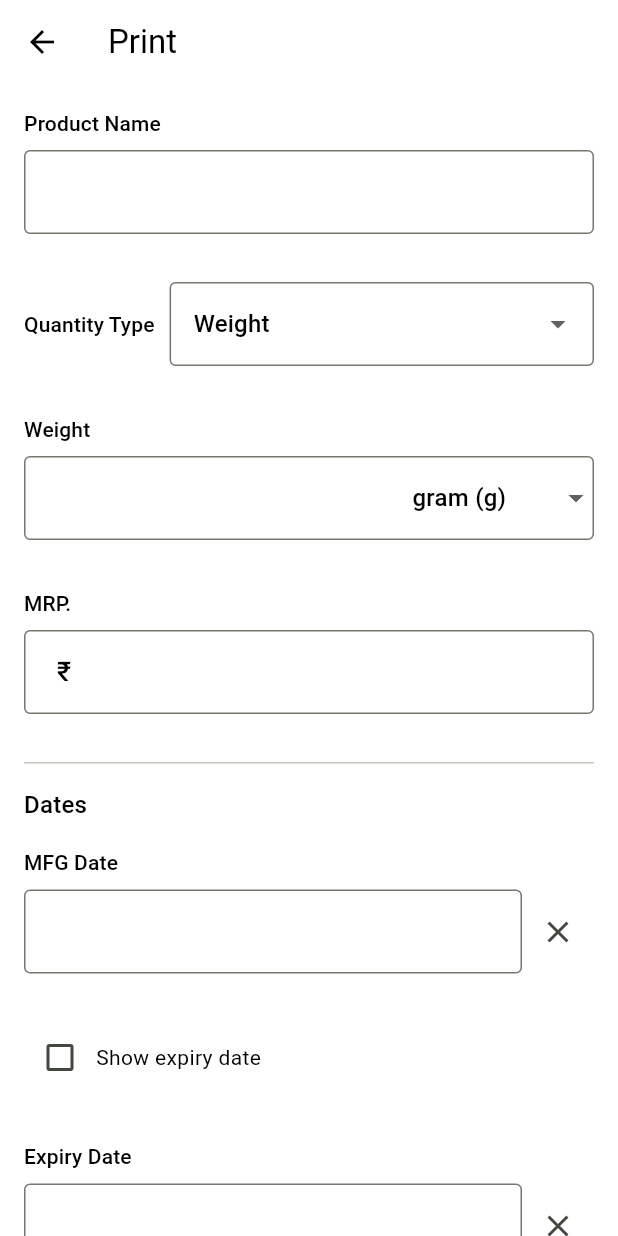
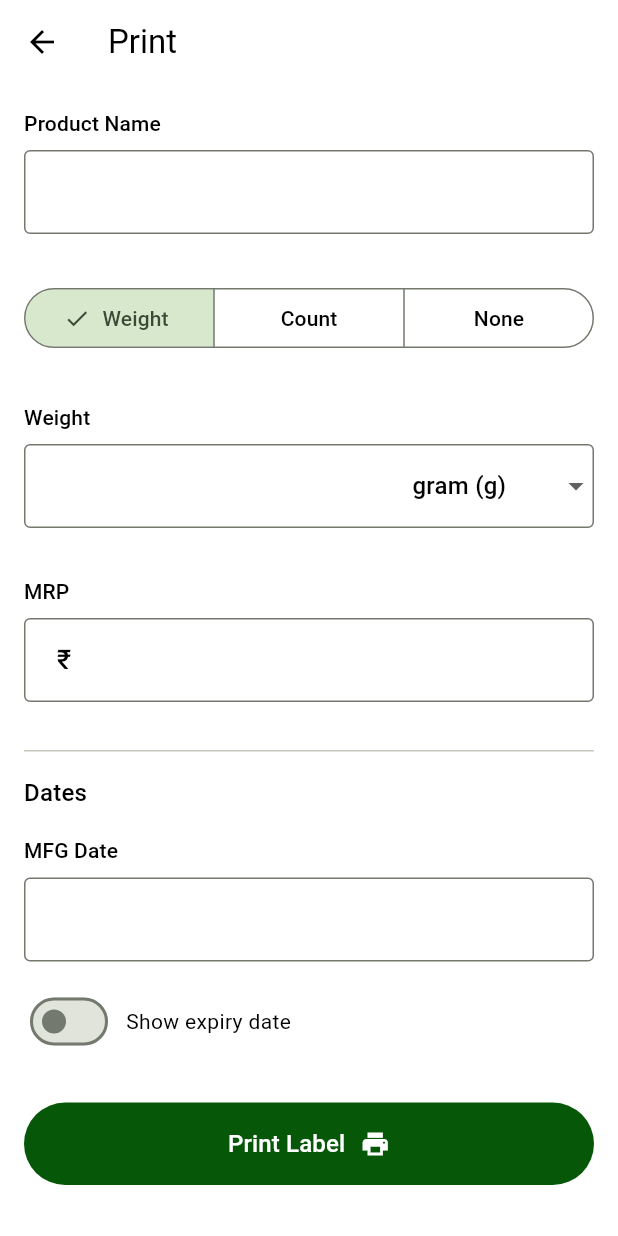
Before and after one commit to sarangnx/label_printer, a Flutter app: the screen it shows after launch, after a tap on an icon or button, on a phone screen of 412 x 824 dp. Run offline on Flutter 3.47's test engine with Material 3 defaults, Android fonts, the phone set to English and light mode, and no system bars; our stand-ins replace flex_color_scheme.

Commit message:
feat: show expiry date functionality added

```diff
--- a/lib/pages/print_form.dart
+++ b/lib/pages/print_form.dart
@@ -38,10 +38,12 @@ class _PrintForm extends StatefulWidget {
   State<_PrintForm> createState() => PrinterForm();
 }
 
+enum QuantityTypes { weight, count, none }
+
 class PrinterForm extends State<_PrintForm> {
   final _formKey = GlobalKey<FormState>();
 
-  String _quantityType = 'Weight';
+  QuantityTypes _quantityType = QuantityTypes.weight;
   String? _selectedUnit = 'g';
   DateTime? _mfgDateTime = DateTime.now();
   DateTime? _expiryDateTime = DateTime.now().add(Duration(days: 45));
@@ -131,47 +133,43 @@ class PrinterForm extends State<_PrintForm> {
 
             Padding(
               padding: const EdgeInsets.all(16.0),
-              child: Row(
-                spacing: 10,
-                children: [
-                  Text('Quantity Type', style: Theme.of(context).textTheme.labelLarge),
-                  Expanded(
-                    child: DropdownButtonFormField<String>(
-                      value: _quantityType,
-                      items: [
-                        DropdownMenuItem<String>(value: 'Weight', child: Text('Weight')),
-                        DropdownMenuItem<String>(value: 'Count', child: Text('Count')),
-                        DropdownMenuItem<String>(value: 'None', child: Text('None')),
+              child: SizedBox(
+                width: double.infinity, // Makes the SegmentedButton take full width
+                child: SegmentedButton<QuantityTypes>(
+                  multiSelectionEnabled: false,
+                  segments: const [
+                    ButtonSegment(value: QuantityTypes.weight, label: Text('Weight')),
+                    ButtonSegment(value: QuantityTypes.count, label: Text('Count')),
+                    ButtonSegment(value: QuantityTypes.none, label: Text('None')),
                   ],
-                      onChanged: (val) {
+                  selected: {_quantityType},
+                  onSelectionChanged: (Set<QuantityTypes> newSelection) {
                     setState(() {
-                          _quantityType = val as String;
-                          if (val == 'None') {
-                            _quantity.clear();
-                          }
+                      _quantityType = newSelection.first;
                     });
                   },
                 ),
               ),
-                ],
-              ),
             ),
 
             // Quantity
-            if (_quantityType != 'None')
+            if (_quantityType != QuantityTypes.none)
               Padding(
                 padding: const EdgeInsets.all(16.0),
                 child: Column(
                   crossAxisAlignment: CrossAxisAlignment.start,
                   spacing: 8,
                   children: [
-                    Text(_quantityType, style: Theme.of(context).textTheme.labelLarge),
+                    Text(
+                      _quantityType == QuantityTypes.weight ? 'Weight' : 'Count',
+                      style: Theme.of(context).textTheme.labelLarge,
+                    ),
                     TextFormField(
                       onChanged: (value) => setState(() {}),
                       decoration: InputDecoration(
-                        enabled: _quantityType != 'None',
+                        enabled: _quantityType != QuantityTypes.none,
                         suffixIcon:
-                            _quantityType == 'Weight'
+                            _quantityType == QuantityTypes.weight
                                 ? Row(
                                   mainAxisSize: MainAxisSize.min, // Ensures the row takes minimal space
                                   children: [
@@ -205,7 +203,7 @@ class PrinterForm extends State<_PrintForm> {
                 crossAxisAlignment: CrossAxisAlignment.start,
                 spacing: 8,
                 children: [
-                  Text('MRP.', style: Theme.of(context).textTheme.labelLarge),
+                  Text('MRP', style: Theme.of(context).textTheme.labelLarge),
                   TextFormField(
                     focusNode: _mrpFocus,
                     onChanged: (value) => setState(() {}),
@@ -266,6 +264,7 @@ class PrinterForm extends State<_PrintForm> {
                           ),
                         ),
                       ),
+                      if (_mfgDate.text.isNotEmpty)
                         IconButton(
                           icon: const Icon(Icons.clear),
                           onPressed: () {
@@ -282,14 +281,15 @@ class PrinterForm extends State<_PrintForm> {
             ),
 
             Padding(
-              padding: const EdgeInsets.all(16.0),
+              padding: const EdgeInsets.symmetric(horizontal: 16.0),
               child: Row(
+                spacing: 8,
                 children: [
-                  Checkbox(
+                  Switch(
                     value: _showExpiryDate,
                     onChanged: (value) {
                       setState(() {
-                        _showExpiryDate = value!;
+                        _showExpiryDate = value;
                       });
                     },
                   ),
@@ -298,6 +298,7 @@ class PrinterForm extends State<_PrintForm> {
               ),
             ),
 
+            if (_showExpiryDate)
               Padding(
                 padding: const EdgeInsets.all(16.0),
                 child: Column(
@@ -317,6 +318,7 @@ class PrinterForm extends State<_PrintForm> {
                             ),
                           ),
                         ),
+                        if (_expiryDate.text.isNotEmpty)
                           IconButton(
                             icon: const Icon(Icons.clear),
                             onPressed: () {
@@ -333,7 +335,7 @@ class PrinterForm extends State<_PrintForm> {
               ),
 
             Padding(
-              padding: const EdgeInsets.all(16.0),
+              padding: const EdgeInsets.only(left: 16.0, right: 16.0, top: 30),
               child: Row(
                 mainAxisAlignment: MainAxisAlignment.center,
                 mainAxisSize: MainAxisSize.max,
```
Lines whose indentation alone changed are shown as unchanged.
